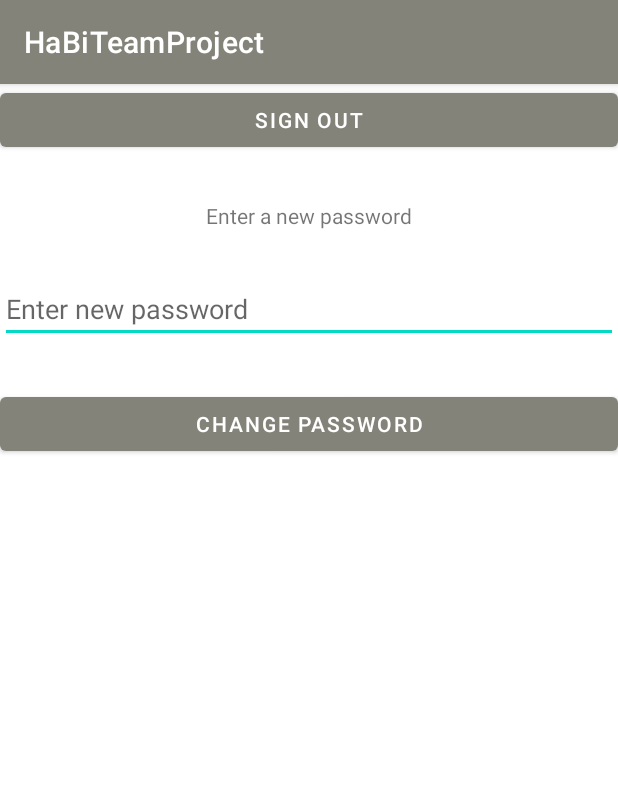
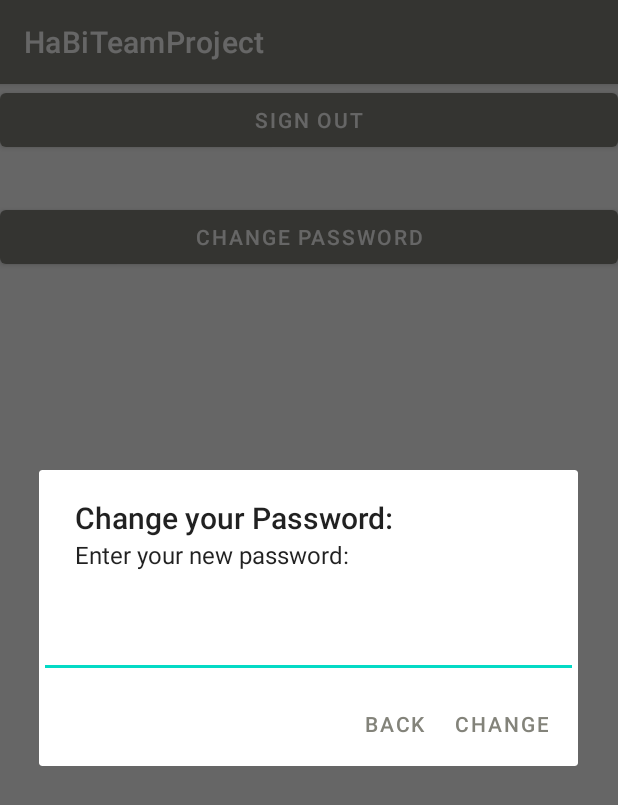
Before and after one commit to fmasood23/HabiApp, an Android app: the fragment SettingFragment shown on its own in the app's theme, after a tap on "CHANGE PASSWORD", on a phone screen of 412 x 824 dp. Shown: the top 805 px of the screen. Run offline under Robolectric (Android 15) with nearby library versions, the phone set to English and light mode, and no system bars.

Commit message:
change pass to alert dialog box

```diff
--- a/app/src/main/java/edu/sjsu/android/habiteamproject/SettingFragment.java
+++ b/app/src/main/java/edu/sjsu/android/habiteamproject/SettingFragment.java
@@ -1,6 +1,8 @@
 package edu.sjsu.android.habiteamproject;
 
+import android.app.AlertDialog;
 import android.content.ContentValues;
+import android.content.DialogInterface;
 import android.content.Intent;
 import android.database.Cursor;
 import android.database.sqlite.SQLiteException;
@@ -16,8 +18,6 @@ import android.widget.EditText;
 import android.widget.Toast;
 
 public class SettingFragment extends Fragment {
-
-    public EditText new_pass;
 
     public SettingFragment() {
         // Required empty public constructor
@@ -38,8 +38,7 @@ public class SettingFragment extends Fragment {
 
         //onclick listener for sign out
         view.findViewById(R.id.signout).setOnClickListener(v -> signOut());
-        view.findViewById(R.id.change_pass).setOnClickListener(v -> updateAcc());
-        new_pass = view.findViewById(R.id.new_pass);
+        view.findViewById(R.id.change_pass).setOnClickListener(this::add);
 
         return view;
 
@@ -74,9 +73,25 @@ public class SettingFragment extends Fragment {
         startActivity(i);
     }
 
-    private void updateAcc(){
-        String pass = new_pass.getText().toString().trim();
+    public void add(View v) {
+        final EditText taskEditText = new EditText(getContext());
+        AlertDialog dialog = new AlertDialog.Builder(getContext())
+                .setTitle("Change your Password:")
+                .setMessage("Enter your new password:")
+                .setView(taskEditText)
+                .setPositiveButton("Change", new DialogInterface.OnClickListener() {
+                    @Override
+                    public void onClick(DialogInterface dialog, int which) {
+                        String pass = String.valueOf(taskEditText.getText());
+                        updateAcc(pass);
+                    }
+                })
+                .setNegativeButton("Back", null)
+                .create();
+        dialog.show();
+    }
 
+    private void updateAcc(String pass){
         if(pass.isEmpty()){
             Toast.makeText(getActivity(), "Do not leave empty", Toast.LENGTH_SHORT).show();
         }
--- a/app/src/main/java/edu/sjsu/android/habiteamproject/ToDoList.java
+++ b/app/src/main/java/edu/sjsu/android/habiteamproject/ToDoList.java
@@ -32,7 +32,6 @@ public class ToDoList extends Fragment {
 
 
     public ToDoList() {
-        // Required empty public constructor
     }
 
     @Override
@@ -57,10 +56,10 @@ public class ToDoList extends Fragment {
     public void add(View v) {
         final EditText taskEditText = new EditText(getContext());
         AlertDialog dialog = new AlertDialog.Builder(getContext())
-                .setTitle("Add a new task")
-                .setMessage("What do you want to do next?")
+                .setTitle("Add a new To-Do Item:")
+                .setMessage("What is your to-do item?")
                 .setView(taskEditText)
-                .setPositiveButton("Add", new DialogInterface.OnClickListener() {
+                .setPositiveButton("Add Item", new DialogInterface.OnClickListener() {
                     @Override
                     public void onClick(DialogInterface dialog, int which) {
                         String task = String.valueOf(taskEditText.getText());
@@ -68,14 +67,13 @@ public class ToDoList extends Fragment {
                         populateList();
                     }
                 })
-                .setNegativeButton("Cancel", null)
+                .setNegativeButton("Back", null)
                 .create();
         dialog.show();
     }
 
     private void populateList() {
         ArrayList<String> to_do_list = new ArrayList<>();
-        //query db for existing and add new
 
         if(getItems()!=null) {
             for (String i : getItems()) {
--- a/app/src/main/res/layout/fragment_setting.xml
+++ b/app/src/main/res/layout/fragment_setting.xml
@@ -15,28 +15,6 @@
         app:layout_constraintStart_toStartOf="parent"
         app:layout_constraintTop_toTopOf="parent"/>
 
-    <TextView
-        android:id="@+id/enter_pass"
-        android:layout_width="wrap_content"
-        android:layout_height="wrap_content"
-        android:layout_marginTop="30dp"
-        android:text="Enter a new password"
-        app:layout_constraintEnd_toEndOf="parent"
-        app:layout_constraintStart_toStartOf="parent"
-        app:layout_constraintTop_toBottomOf="@id/signout"
-        />
-
-    <EditText
-        android:id="@+id/new_pass"
-        android:layout_width="match_parent"
-        android:layout_height="wrap_content"
-        android:hint="Enter new password"
-        android:inputType="textPassword"
-        android:layout_marginTop="30dp"
-        app:layout_constraintEnd_toEndOf="parent"
-        app:layout_constraintStart_toStartOf="parent"
-        app:layout_constraintTop_toBottomOf="@id/enter_pass"/>
-
     <Button
         android:id="@+id/change_pass"
         android:layout_width="match_parent"
@@ -45,6 +23,6 @@
         android:layout_marginTop="30dp"
         app:layout_constraintEnd_toEndOf="parent"
         app:layout_constraintStart_toStartOf="parent"
-        app:layout_constraintTop_toBottomOf="@+id/new_pass" />
+        app:layout_constraintTop_toBottomOf="@+id/signout" />
 
 </androidx.constraintlayout.widget.ConstraintLayout>
```
